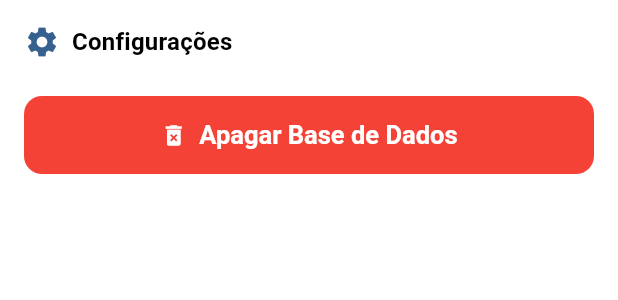
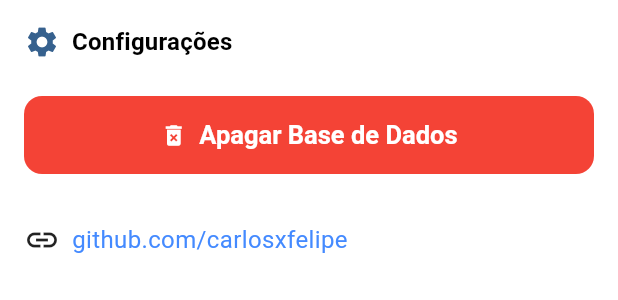
Before and after one commit to carlosxfelipe/ticker, a Flutter app: the SettingsBody widget shown alone on an empty page, opened directly, on a phone screen of 412 x 824 dp. Shown: the top 300 px of the screen. Run offline on Flutter 3.47's test engine with Material 3 defaults, Android fonts, the phone set to English and light mode, and no system bars; our stand-ins replace dio, fl_chart, flutter_dotenv, go_router, sqflite; accounts and stored records are empty.

Commit message:
feat: add url_launcher package and implement GitHub link in SettingsScreen

```diff
--- a/lib/screens/settings_screen.dart
+++ b/lib/screens/settings_screen.dart
@@ -1,4 +1,5 @@
 import 'package:flutter/material.dart';
+import 'package:url_launcher/url_launcher.dart';
 
 import 'package:ticker/database/database_helper.dart';
 import 'package:ticker/widgets.dart';
@@ -9,7 +10,7 @@ class SettingsScreen extends StatelessWidget {
   @override
   Widget build(BuildContext context) {
     return CustomBottomNavigationBar(
-      currentIndex: 2, // Índice correspondente à página de "Configurações"
+      currentIndex: 2,
       child: Scaffold(
         appBar: CustomAppBar(titleText: 'Configurações', onIconPressed: () {}),
         body: const SettingsBody(),
@@ -28,7 +29,6 @@ class SettingsBody extends StatelessWidget {
       child: Column(
         crossAxisAlignment: CrossAxisAlignment.start,
         children: [
-          // const Text('Tela de Perfil', style: TextStyle(fontSize: 17.0)),
           Row(
             children: [
               Icon(
@@ -83,6 +83,28 @@ class SettingsBody extends StatelessWidget {
               }
             },
           ),
+          const SizedBox(height: 32),
+          InkWell(
+            onTap: () async {
+              const url = 'https://github.com/carlosxfelipe';
+              if (await canLaunchUrl(Uri.parse(url))) {
+                await launchUrl(
+                  Uri.parse(url),
+                  mode: LaunchMode.externalApplication,
+                );
+              }
+            },
+            child: Row(
+              children: [
+                const Icon(Icons.link),
+                const SizedBox(width: 8),
+                const Text(
+                  'github.com/carlosxfelipe',
+                  style: TextStyle(fontSize: 16.0, color: Colors.blueAccent),
+                ),
+              ],
+            ),
+          ),
         ],
       ),
     );
--- a/pubspec.yaml
+++ b/pubspec.yaml
@@ -17,6 +17,7 @@ dependencies:
   path: ^1.9.1
   path_provider: ^2.1.5
   sqflite: ^2.4.2
+  url_launcher: ^6.3.2
 
 dev_dependencies:
   flutter_lints: ^5.0.0
```
Also changed, not shown: pubspec.lock, 7 other files.
